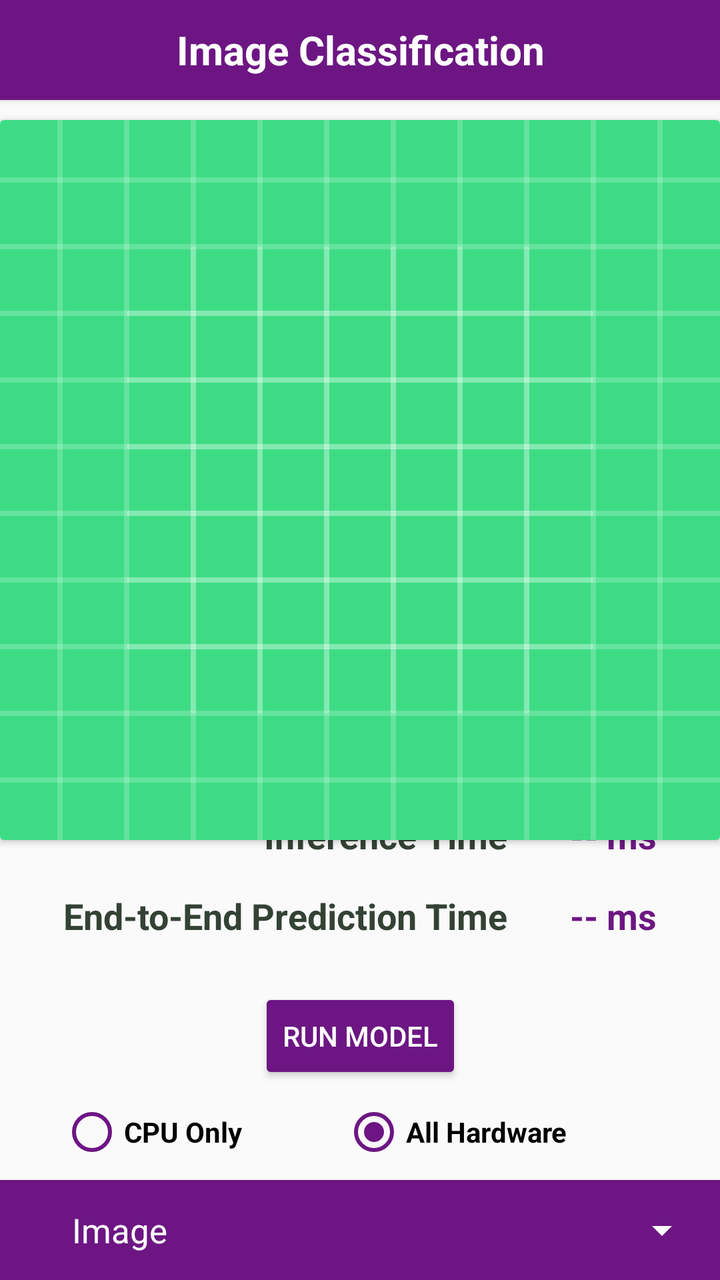
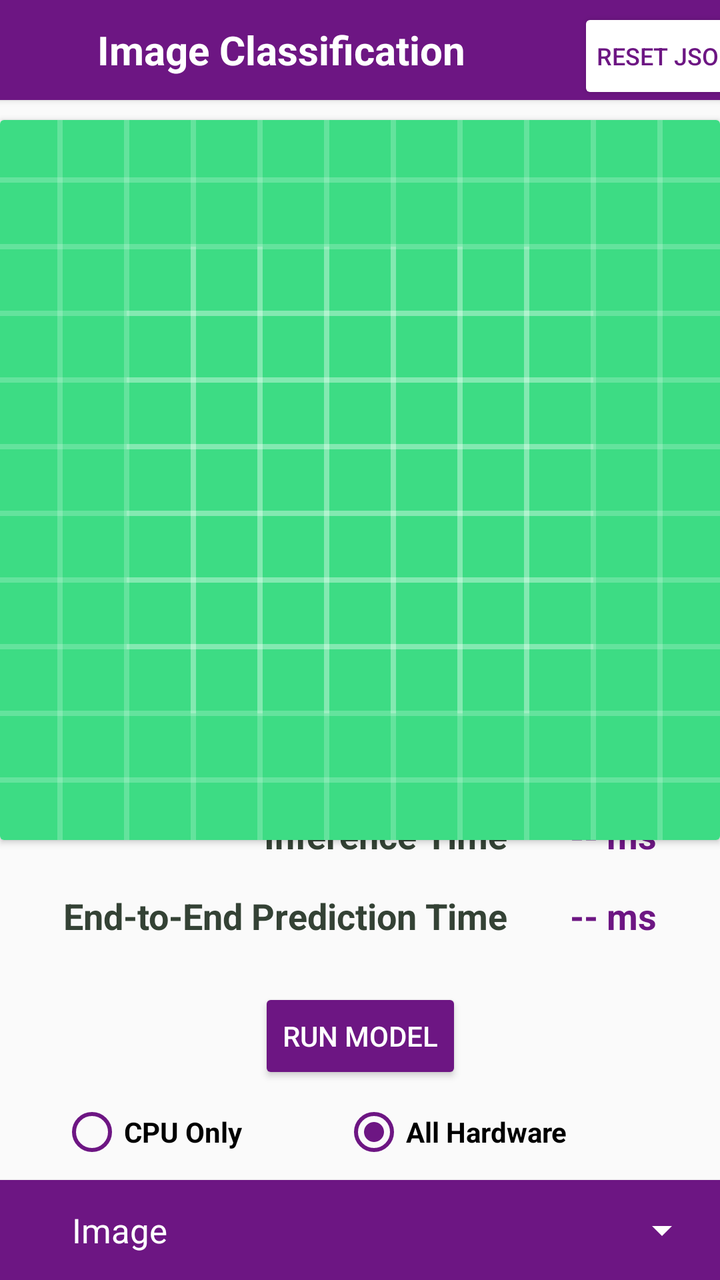

The first picture is an Android layout as it rendered before a commit; the second is the same layout after the commit. The layout source and the unified diff follow.
<!-- AndroidManifest.xml: application theme AppTheme.NoActionBar -->
<!-- res/layout/main_activity.xml -->
<?xml version="1.0" encoding="utf-8"?>
<androidx.constraintlayout.widget.ConstraintLayout xmlns:android="http://schemas.android.com/apk/res/android"
    xmlns:app="http://schemas.android.com/apk/res-auto"
    xmlns:tools="http://schemas.android.com/tools"
    android:layout_width="match_parent"
    android:layout_height="match_parent">


    <androidx.cardview.widget.CardView
        android:id="@+id/appTitleCard"
        android:layout_width="409sp"
        android:layout_height="50sp"
        android:backgroundTint="@color/purple_qcom"
        app:layout_constraintEnd_toEndOf="parent"
        app:layout_constraintStart_toStartOf="parent"
        app:layout_constraintTop_toTopOf="parent">

        <TextView
            android:id="@+id/appTitle"
            android:layout_width="wrap_content"
            android:layout_height="match_parent"
            android:layout_gravity="center"
            android:gravity="center"
            android:text="Image Classification"
            android:textColor="@color/white"
            android:textSize="20sp"
            android:textStyle="bold" />

    </androidx.cardview.widget.CardView>

    <androidx.cardview.widget.CardView
        android:id="@+id/imageSelectorCard"
        android:layout_width="409sp"
        android:layout_height="50sp"
        android:backgroundTint="@color/purple_qcom"
        app:layout_constraintBottom_toBottomOf="parent"
        app:layout_constraintEnd_toEndOf="parent"
        app:layout_constraintStart_toStartOf="parent">

        <TextView
            android:id="@+id/imageSelectorText"
            android:layout_width="wrap_content"
            android:layout_height="match_parent"
            android:layout_marginStart="60sp"
            android:gravity="center"
            android:text="Image"
            android:textColor="@color/white"
            android:textSize="17sp" />


        <Spinner
            android:id="@+id/imageSelector"
            android:layout_width="wrap_content"
            android:layout_height="match_parent"
            android:layout_gravity="end"
            android:layout_marginEnd="30sp"
            android:backgroundTint="@color/white"
            android:theme="@style/spinnerTheme" />

    </androidx.cardview.widget.CardView>

    <RadioGroup
        android:id="@+id/delegateSelectionGroup"
        android:layout_width="match_parent"
        android:layout_height="wrap_content"
        android:layout_marginBottom="8sp"
        android:backgroundTint="@color/purple_qcom"
        android:orientation="horizontal"
        app:layout_constraintBottom_toTopOf="@+id/imageSelectorCard"
        tools:layout_editor_absoluteX="2sp">

        <RadioButton
            android:id="@+id/cpuOnlyRadio"
            android:layout_width="wrap_content"
            android:layout_height="wrap_content"
            android:layout_gravity="center"
            android:layout_marginStart="30dp"
            android:layout_marginEnd="25dp"
            android:buttonTint="@color/purple_qcom"
            android:includeFontPadding="true"
            android:text="CPU Only"
            android:textStyle="bold" />

        <RadioButton
            android:id="@+id/defaultDelegateRadio"
            android:layout_width="wrap_content"
            android:layout_height="wrap_content"
            android:layout_gravity="center"
            android:layout_marginStart="25dp"
            android:layout_marginEnd="50dp"
            android:buttonTint="@color/purple_qcom"
            android:checked="true"
            android:includeFontPadding="true"
            android:text="All Hardware"
            android:textStyle="bold" />


    </RadioGroup>

    <Button
        android:id="@+id/runModelButton"
        android:layout_width="wrap_content"
        android:layout_height="wrap_content"
        android:layout_marginBottom="8sp"
        android:backgroundTint="@color/purple_qcom"
        android:text="Run Model"
        android:textColor="@color/white"
        app:layout_constraintBottom_toTopOf="@+id/delegateSelectionGroup"
        app:layout_constraintEnd_toEndOf="parent"
        app:layout_constraintStart_toStartOf="parent" />

    <androidx.cardview.widget.CardView
        android:id="@+id/selectedImageCard"
        android:layout_width="360sp"
        android:layout_height="360sp"
        android:layout_marginStart="40sp"
        android:layout_marginTop="10sp"
        android:layout_marginEnd="40sp"
        app:layout_constraintEnd_toEndOf="parent"
        app:layout_constraintStart_toStartOf="parent"
        app:layout_constraintTop_toBottomOf="@+id/appTitleCard">

        <ImageView
            android:id="@+id/selectedImageView"
            android:layout_width="match_parent"
            android:layout_height="match_parent"
            android:src="@drawable/ic_launcher_background" />
    </androidx.cardview.widget.CardView>

    <TextView
        android:id="@+id/inferenceTimeResultText"
        android:layout_width="wrap_content"
        android:layout_height="wrap_content"
        android:text="-- ms"
        android:textColor="@color/purple_qcom"
        android:textSize="18sp"
        android:textStyle="bold"
        app:layout_constraintBottom_toBottomOf="@+id/inferenceTimeText"
        app:layout_constraintEnd_toEndOf="@+id/predictionTimeResultText"
        app:layout_constraintStart_toStartOf="@+id/predictionTimeResultText"
        app:layout_constraintTop_toTopOf="@+id/inferenceTimeText" />

    <TextView
        android:id="@+id/predictionTimeResultText"
        android:layout_width="wrap_content"
        android:layout_height="wrap_content"
        android:text="-- ms"
        android:textColor="@color/purple_qcom"
        android:textSize="18sp"
        android:textStyle="bold"
        app:layout_constraintBottom_toBottomOf="@+id/predictionTimeText"
        app:layout_constraintEnd_toEndOf="parent"
        app:layout_constraintHorizontal_bias="0.5"
        app:layout_constraintStart_toEndOf="@+id/predictionTimeText"
        app:layout_constraintTop_toTopOf="@+id/predictionTimeText" />

    <TextView
        android:id="@+id/predictionResultText"
        android:layout_width="wrap_content"
        android:layout_height="wrap_content"
        android:textColor="@color/purple_qcom"
        android:textSize="18sp"
        android:textStyle="bold"
        app:layout_constraintBottom_toTopOf="@+id/inferenceTimeText"
        app:layout_constraintEnd_toEndOf="parent"
        app:layout_constraintHorizontal_bias="0.5"
        app:layout_constraintStart_toStartOf="parent"
        app:layout_constraintTop_toBottomOf="@+id/selectedImageCard" />

    <TextView
        android:id="@+id/predictionTimeText"
        android:layout_width="wrap_content"
        android:layout_height="wrap_content"
        android:layout_gravity="center"
        android:layout_marginBottom="24sp"
        android:text="End-to-End Prediction Time"
        android:textColor="#344235"
        android:textSize="18sp"
        android:textStyle="bold"
        app:layout_constraintBottom_toTopOf="@+id/runModelButton"
        app:layout_constraintEnd_toStartOf="@+id/predictionTimeResultText"
        app:layout_constraintHorizontal_bias="0.5"
        app:layout_constraintStart_toStartOf="parent" />

    <TextView
        android:id="@+id/inferenceTimeText"
        android:layout_width="wrap_content"
        android:layout_height="wrap_content"
        android:layout_gravity="center"
        android:layout_marginBottom="16sp"
        android:text="Inference Time"
        android:textColor="#344235"
        android:textSize="18sp"
        android:textStyle="bold"
        app:layout_constraintBottom_toTopOf="@+id/predictionTimeText"
        app:layout_constraintEnd_toEndOf="@+id/predictionTimeText" />

</androidx.constraintlayout.widget.ConstraintLayout>
<!-- resources referenced by this layout -->
<resources>
  <color name="purple_qcom">#6D1683</color>
  <color name="white">#FFFFFFFF</color>
  <!-- drawable ic_launcher_background: vector/xml drawable (drawable, 5606 chars, omitted) -->
  <style name="spinnerTheme">
          <item name="android:textColor">@color/white</item>
          <item name="android:backgroundTint">@color/purple_qcom</item>
          <item name="android:color">@color/white</item>
      </style>
  <style name="AppTheme.NoActionBar" parent="Theme.AppCompat.Light.DarkActionBar">
          <item name="windowActionBar">false</item>
          <item name="windowNoTitle">true</item>
          <item name="android:windowFullscreen">true</item>
      </style>
</resources>

<!-- the commit's change to res/layout/main_activity.xml (unified diff, before → after) -->
@@ -5,7 +5,6 @@
     android:layout_width="match_parent"
     android:layout_height="match_parent">
 
-
     <androidx.cardview.widget.CardView
         android:id="@+id/appTitleCard"
         android:layout_width="409sp"
@@ -15,16 +14,42 @@
         app:layout_constraintStart_toStartOf="parent"
         app:layout_constraintTop_toTopOf="parent">
 
-        <TextView
-            android:id="@+id/appTitle"
-            android:layout_width="wrap_content"
-            android:layout_height="match_parent"
-            android:layout_gravity="center"
-            android:gravity="center"
-            android:text="Image Classification"
-            android:textColor="@color/white"
-            android:textSize="20sp"
-            android:textStyle="bold" />
+        <androidx.constraintlayout.widget.ConstraintLayout
+            android:layout_width="match_parent"
+            android:layout_height="match_parent">
+
+            
+            <TextView
+                android:id="@+id/appTitle"
+                android:layout_width="wrap_content"
+                android:layout_height="match_parent"
+                android:gravity="center"
+                android:text="Image Classification"
+                android:textColor="@color/white"
+                android:textSize="20sp"
+                android:textStyle="bold"
+                app:layout_constraintStart_toStartOf="parent"
+                app:layout_constraintEnd_toStartOf="@id/resetFlagButton"
+                app:layout_constraintTop_toTopOf="parent"
+                app:layout_constraintBottom_toBottomOf="parent"
+                android:paddingStart="16dp" />
+
+            
+            <Button
+                android:id="@+id/resetFlagButton"
+                android:layout_width="wrap_content"
+                android:layout_height="wrap_content"
+                android:backgroundTint="@color/white"
+                android:text="Reset JSON"
+                android:textColor="@color/purple_qcom"
+                android:textSize="12sp"
+                android:padding="6dp"
+                android:layout_marginEnd="8dp"
+                android:layout_marginTop="4dp"
+                app:layout_constraintEnd_toEndOf="parent"
+                app:layout_constraintTop_toTopOf="parent"/>
+
+        </androidx.constraintlayout.widget.ConstraintLayout>
 
     </androidx.cardview.widget.CardView>
 
